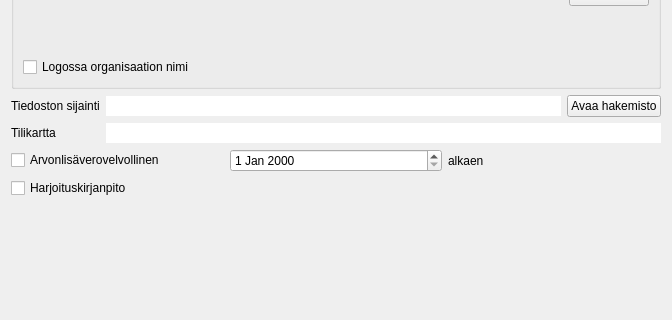
This is kitupiikki/maaritys/perusvalinnat.ui in artoh/kitupiikki as Qt 5 draws it before an edit; both pictures show x 0 to 672 and y 466 to 786 of the 672 by 909 pixel window. The edited form follows.
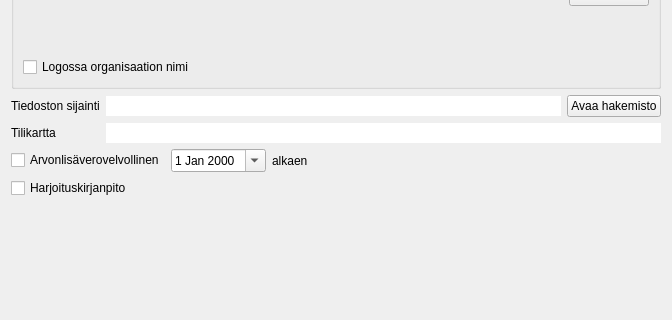
This is the edited form. Icons and pictures are not drawn.

Diff of the .ui file:
```diff
--- a/kitupiikki/maaritys/perusvalinnat.ui
+++ b/kitupiikki/maaritys/perusvalinnat.ui
@@ -385,6 +385,9 @@
      </item>
      <item>
       <widget class="QDateEdit" name="alvAlkaaEdit">
+       <property name="calendarPopup">
+        <bool>true</bool>
+       </property>
        <property name="Asetus" stdset="0">
         <string notr="true">AlvAlkaa</string>
        </property>
@@ -397,6 +400,19 @@
        </property>
       </widget>
      </item>
+     <item>
+      <spacer name="horizontalSpacer">
+       <property name="orientation">
+        <enum>Qt::Horizontal</enum>
+       </property>
+       <property name="sizeHint" stdset="0">
+        <size>
+         <width>40</width>
+         <height>20</height>
+        </size>
+       </property>
+      </spacer>
+     </item>
     </layout>
    </item>
    <item>
```
